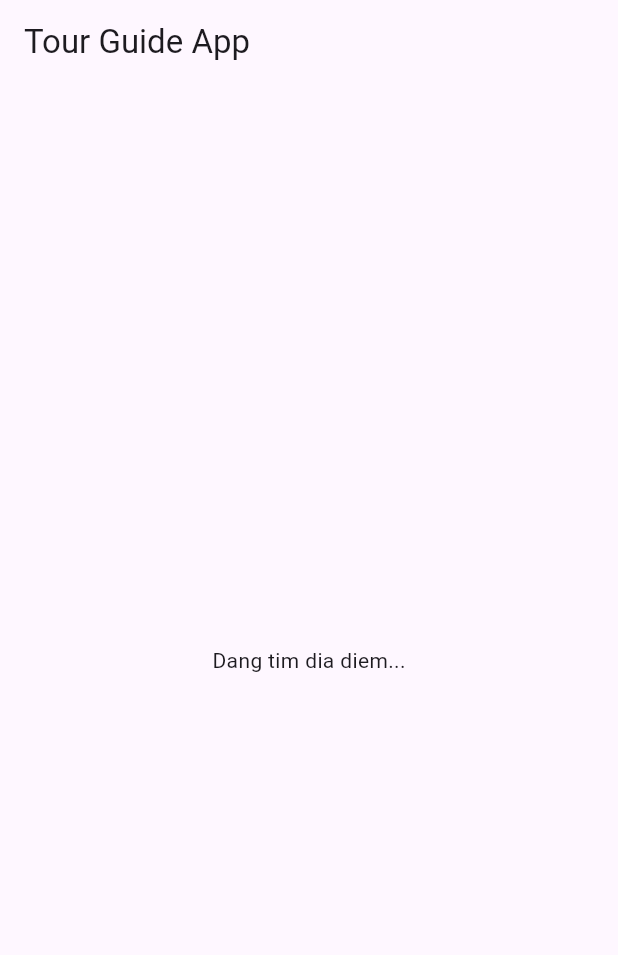
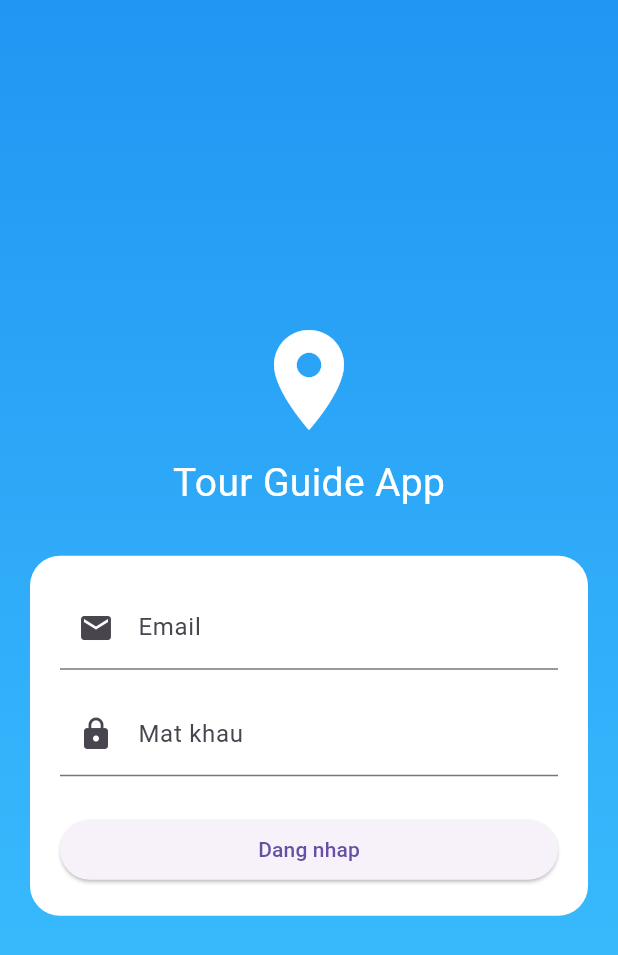
Before and after one commit to cupofte4/Tour_Project, a Flutter app: the screen it shows after launch, on a phone screen of 412 x 824 dp. Shown: the top 955 px of the screen. Run offline on Flutter 3.47's test engine with Material 3 defaults, Android fonts, the phone set to English and light mode, and no system bars; our stand-ins replace audioplayers, geolocator.

Commit message:
demo trang login

```diff
--- a/explan_app/lib/main.dart
+++ b/explan_app/lib/main.dart
@@ -3,24 +3,32 @@ import 'package:geolocator/geolocator.dart';
 import 'package:audioplayers/audioplayers.dart';
 import 'services/api_service.dart';
 import 'models/location_model.dart';
+import 'screens/login_page.dart';
 
 void main() {
   runApp(MyApp());
 }
 
 class MyApp extends StatelessWidget {
+  const MyApp({super.key});
+
   @override
   Widget build(BuildContext context) {
-    return MaterialApp(home: HomePage());
+    return MaterialApp(
+      debugShowCheckedModeBanner: false,
+      home: LoginPage(),
+    );
   }
 }
 
 class HomePage extends StatefulWidget {
+  const HomePage({super.key});
+
   @override
-  _HomePageState createState() => _HomePageState();
+  HomePageState createState() => HomePageState();
 }
 
-class _HomePageState extends State<HomePage> {
+class HomePageState extends State<HomePage> {
   List<LocationModel> locations = [];
   final player = AudioPlayer();
   LocationModel? currentLocation;
@@ -44,7 +52,7 @@ class _HomePageState extends State<HomePage> {
   }
 
   void trackPosition() async {
-  LocationPermission permission = await Geolocator.requestPermission();
+  await Geolocator.requestPermission();
 
   Geolocator.getPositionStream().listen((Position position) {
     if (locations.isEmpty) return;
--- /dev/null
+++ b/explan_app/lib/screens/login_page.dart
@@ -0,0 +1,112 @@
+import 'package:flutter/material.dart';
+import '../services/auth_service.dart';
+import 'home_page.dart';
+
+class LoginPage extends StatefulWidget {
+  const LoginPage({super.key});
+
+  @override
+  LoginPageState createState() => LoginPageState();
+}
+
+class LoginPageState extends State<LoginPage> {
+  final emailController = TextEditingController();
+  final passwordController = TextEditingController();
+
+  bool isLoading = false;
+
+  void login() async {
+    setState(() => isLoading = true);
+
+    bool success = await AuthService.login(
+      emailController.text,
+      passwordController.text,
+    );
+
+    setState(() => isLoading = false);
+
+    if (success) {
+      if (!mounted) return;
+      Navigator.pushReplacement(
+        context,
+        MaterialPageRoute(builder: (_) => HomePage()),
+      );
+    } else {
+      if (!mounted) return;
+      ScaffoldMessenger.of(context).showSnackBar(
+        SnackBar(content: Text("Sai tai khoan hoac mat khau")),
+      );
+    }
+  }
+
+  @override
+  Widget build(BuildContext context) {
+    return Scaffold(
+      body: Container(
+        padding: EdgeInsets.all(20),
+        decoration: BoxDecoration(
+          gradient: LinearGradient(
+            colors: [Colors.blue, Colors.lightBlueAccent],
+            begin: Alignment.topCenter,
+            end: Alignment.bottomCenter,
+          ),
+        ),
+        child: Center(
+          child: SingleChildScrollView(
+            child: Column(
+              children: [
+                Icon(Icons.location_on, size: 80, color: Colors.white),
+                SizedBox(height: 10),
+                Text(
+                  "Tour Guide App",
+                  style: TextStyle(fontSize: 26, color: Colors.white),
+                ),
+                SizedBox(height: 30),
+
+                // Card
+                Container(
+                  padding: EdgeInsets.all(20),
+                  decoration: BoxDecoration(
+                    color: Colors.white,
+                    borderRadius: BorderRadius.circular(20),
+                  ),
+                  child: Column(
+                    children: [
+                      TextField(
+                        controller: emailController,
+                        decoration: InputDecoration(
+                          labelText: "Email",
+                          prefixIcon: Icon(Icons.email),
+                        ),
+                      ),
+                      SizedBox(height: 15),
+                      TextField(
+                        controller: passwordController,
+                        obscureText: true,
+                        decoration: InputDecoration(
+                          labelText: "Mat khau",
+                          prefixIcon: Icon(Icons.lock),
+                        ),
+                      ),
+                      SizedBox(height: 25),
+
+                      SizedBox(
+                        width: double.infinity,
+                        child: ElevatedButton(
+                          onPressed: isLoading ? null : login,
+                          child: isLoading
+                              ? CircularProgressIndicator(color: Colors.white)
+                              : Text("Dang nhap"),
+                        ),
+                      ),
+                    ],
+                  ),
+                ),
+              ],
+            ),
+          ),
+        ),
+      ),
+    );
+  }
+}
```
Also changed, not shown: explan_app/lib/screens/home_page.dart (+13 -0 lines), explan_app/lib/services/auth_service.dart (added, +28 -0 lines), 5 other files.
